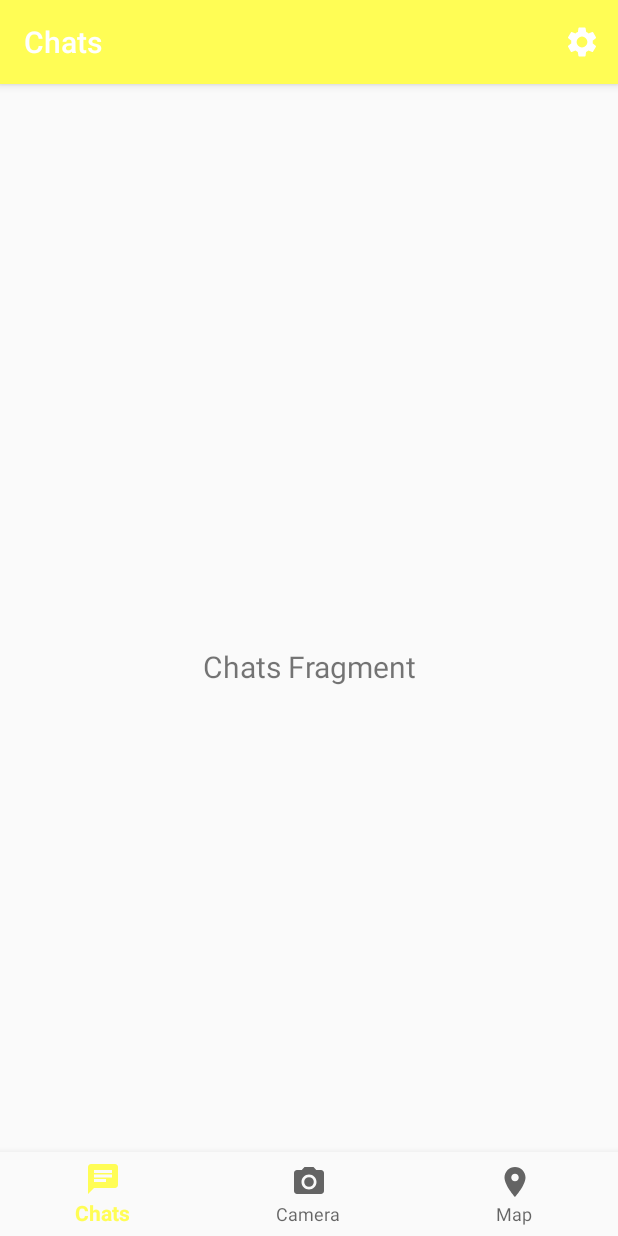
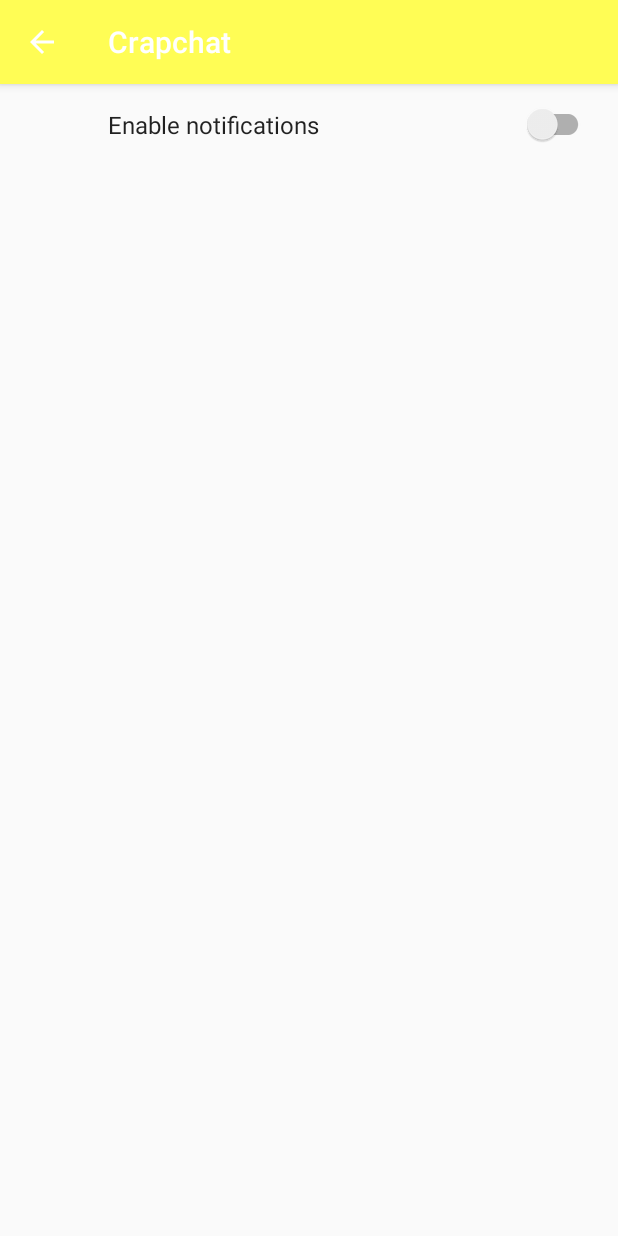
Before and after one commit to samannand/seng440-project2, an Android app: the screen it shows after launch (MainActivity before the commit, PreferencesActivity after it), after a tap on "Preferences", on a phone screen of 412 x 824 dp. Run offline under Robolectric (Android 15) with nearby library versions, the light colour scheme and no system bars; our stand-ins replace androidx.preference, navigation-ui; libraries missing offline, so code that uses them is left out: androidx.camera.core, androidx.camera.lifecycle; 2 statements that could not run were skipped.

Commit message:
Got basic preference screen going

```diff
--- a/sources/Crapchat/app/build.gradle
+++ b/sources/Crapchat/app/build.gradle
@@ -69,4 +69,8 @@ dependencies {
     implementation 'com.google.maps.android:android-maps-utils:0.5+'
     implementation 'com.google.code.gson:gson:2.8.5'
 
+    // Prefs
+
+    implementation 'androidx.preference:preference:1.1.0+'
+
 }
--- a/sources/Crapchat/app/src/main/AndroidManifest.xml
+++ b/sources/Crapchat/app/src/main/AndroidManifest.xml
@@ -6,8 +6,8 @@
     <uses-feature android:name="android.hardware.location.gps" />
 
     <uses-permission android:name="android.permission.CAMERA" />
-    <uses-permission android:name="android.permission.WRITE_EXTERNAL_STORAGE"/>
-    <uses-permission android:name="android.permission.ACCESS_FINE_LOCATION"/>
+    <uses-permission android:name="android.permission.WRITE_EXTERNAL_STORAGE" />
+    <uses-permission android:name="android.permission.ACCESS_FINE_LOCATION" />
 
     <application
         android:allowBackup="true"
@@ -16,12 +16,13 @@
         android:roundIcon="@mipmap/ic_launcher_round"
         android:supportsRtl="true"
         android:theme="@style/AppTheme">
+        <activity android:name=".ui.settings.PreferencesActivity"></activity>
 
         <meta-data
             android:name="com.google.android.geo.API_KEY"
             android:value="@string/google_maps_key" />
 
-        <activity android:name=".ui.camera.SnapPreviewActivity"></activity>
+        <activity android:name=".ui.camera.SnapPreviewActivity" />
         <activity
             android:name=".MainActivity"
             android:label="@string/app_name">
--- a/sources/Crapchat/app/src/main/java/sga111/seng440/crapchat/MainActivity.kt
+++ b/sources/Crapchat/app/src/main/java/sga111/seng440/crapchat/MainActivity.kt
@@ -1,15 +1,16 @@
 package sga111.seng440.crapchat
 
+import android.content.Intent
 import android.os.Bundle
 import android.view.Menu
 import android.view.MenuItem
-import android.widget.Toast
 import com.google.android.material.bottomnavigation.BottomNavigationView
 import androidx.appcompat.app.AppCompatActivity
 import androidx.navigation.findNavController
 import androidx.navigation.ui.AppBarConfiguration
 import androidx.navigation.ui.setupActionBarWithNavController
 import androidx.navigation.ui.setupWithNavController
+import sga111.seng440.crapchat.ui.settings.PreferencesActivity
 
 class MainActivity : AppCompatActivity() {
 
@@ -45,6 +46,10 @@ class MainActivity : AppCompatActivity() {
     }
 
     private fun showPreferencesScreen() {
-        Toast.makeText(this, "Coming soon!", Toast.LENGTH_SHORT).show()
+        //Toast.makeText(this, "Coming soon!", Toast.LENGTH_SHORT).show()
+
+        val intent = Intent(this, PreferencesActivity::class.java)
+        startActivity(intent)
+
     }
 }
--- /dev/null
+++ b/sources/Crapchat/app/src/main/java/sga111/seng440/crapchat/ui/settings/PreferencesActivity.kt
@@ -0,0 +1,33 @@
+package sga111.seng440.crapchat.ui.settings
+
+import androidx.appcompat.app.AppCompatActivity
+import android.os.Bundle
+import android.view.MenuItem
+import androidx.core.app.NavUtils
+import sga111.seng440.crapchat.R
+
+class PreferencesActivity : AppCompatActivity() {
+
+    override fun onCreate(savedInstanceState: Bundle?) {
+        super.onCreate(savedInstanceState)
+        setContentView(R.layout.activity_preferences)
+
+        supportActionBar!!.setDisplayHomeAsUpEnabled(true)
+
+        supportFragmentManager
+            .beginTransaction()
+            .replace(R.id.settings_host_fragment, PreferencesFragment())
+            .commit()
+    }
+
+    override fun onOptionsItemSelected(item: MenuItem): Boolean {
+        return when(item.itemId) {
+            android.R.id.home -> {
+                finish()
+                true
+            } else -> {
+                super.onOptionsItemSelected(item)
+            }
+        }
+    }
+}
--- /dev/null
+++ b/sources/Crapchat/app/src/main/java/sga111/seng440/crapchat/ui/settings/PreferencesFragment.kt
@@ -0,0 +1,11 @@
+package sga111.seng440.crapchat.ui.settings
+
+import android.os.Bundle
+import androidx.preference.PreferenceFragmentCompat
+import sga111.seng440.crapchat.R
+
+class PreferencesFragment : PreferenceFragmentCompat() {
+    override fun onCreatePreferences(savedInstanceState: Bundle?, rootKey: String?) {
+        setPreferencesFromResource(R.xml.preferences_screen, rootKey)
+    }
+}
--- /dev/null
+++ b/sources/Crapchat/app/src/main/res/layout/activity_preferences.xml
@@ -0,0 +1,16 @@
+<?xml version="1.0" encoding="utf-8"?>
+<androidx.constraintlayout.widget.ConstraintLayout xmlns:android="http://schemas.android.com/apk/res/android"
+    xmlns:app="http://schemas.android.com/apk/res-auto"
+    xmlns:tools="http://schemas.android.com/tools"
+    android:layout_width="match_parent"
+    android:layout_height="match_parent"
+    tools:context=".ui.settings.PreferencesActivity">
+
+    <fragment
+        android:id="@+id/settings_host_fragment"
+        android:layout_width="match_parent"
+        android:layout_height="match_parent"
+        android:name="sga111.seng440.crapchat.ui.settings.PreferencesFragment"
+        />
+
+</androidx.constraintlayout.widget.ConstraintLayout>
--- a/sources/Crapchat/app/src/main/res/values/strings.xml
+++ b/sources/Crapchat/app/src/main/res/values/strings.xml
@@ -19,4 +19,7 @@
 
     <!-- Map Fragment -->
     <string name="map_fragment">Map Fragment</string>
+
+    <!-- Preferences -->
+    <string name="notifications_title">Enable notifications</string>
 </resources>
--- /dev/null
+++ b/sources/Crapchat/app/src/main/res/xml/preferences_screen.xml
@@ -0,0 +1,9 @@
+<?xml version="1.0" encoding="utf-8"?>
+<PreferenceScreen xmlns:android="http://schemas.android.com/apk/res/android"
+    xmlns:app="http://schemas.android.com/apk/res-auto">
+
+    <SwitchPreferenceCompat
+        app:key="notifications"
+        app:title="@string/notifications_title"/>
+
+</PreferenceScreen>
```
